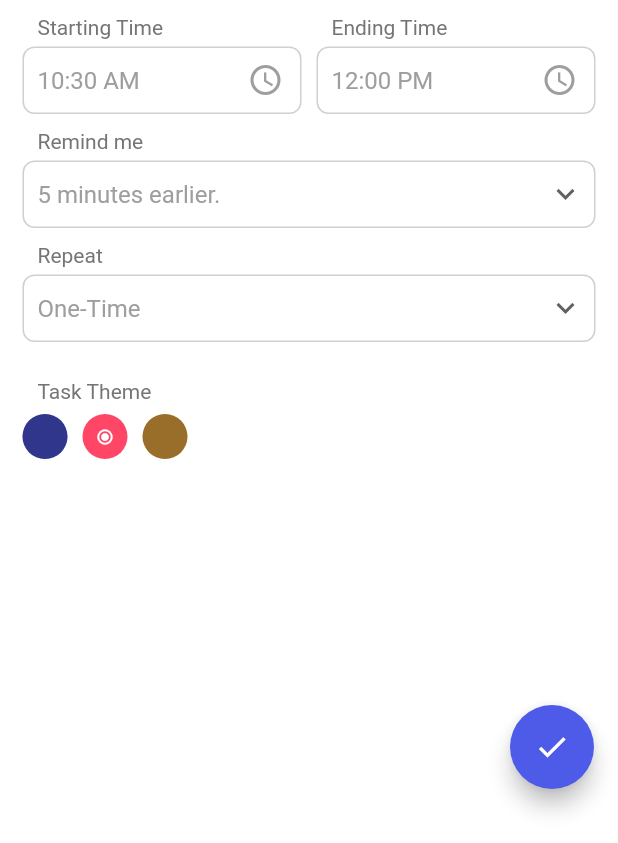
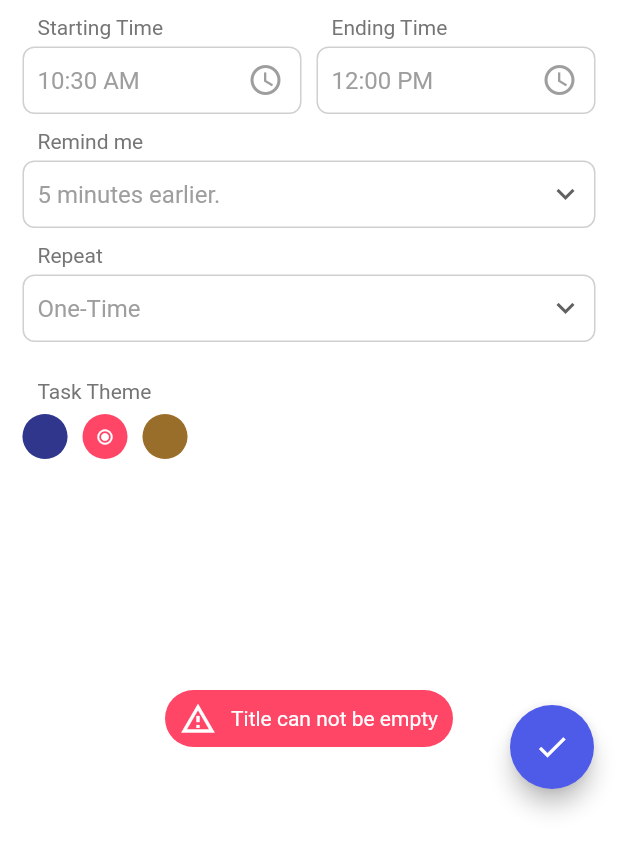
Before and after one commit to yonas-pro/todo_manager, a Flutter app: the AddTaskScreen screen opened directly, after a tap on the "check" icon, on a phone screen of 412 x 824 dp, the part 393-1236 px from its top. Run offline on Flutter 3.47's test engine with Material 2 defaults, Android fonts, the phone set to English and light mode, and no system bars; our stand-ins replace date_picker_timeline, fluttertoast, get, get_storage; accounts and stored records are empty.

Commit message:
build custom_toast_message.dart and data validator

```diff
--- a/lib/screens/add_task_screen.dart
+++ b/lib/screens/add_task_screen.dart
@@ -1,11 +1,13 @@
 import 'dart:math';
 
 import 'package:flutter/material.dart';
+import 'package:fluttertoast/fluttertoast.dart';
 import 'package:get/get.dart';
 import 'package:intl/intl.dart';
 import 'package:todo_manager/constants/app_colors.dart' as my_color;
 import 'package:todo_manager/widgets/custom_app_bar.dart';
 import 'package:todo_manager/widgets/custom_text_field.dart';
+import 'package:todo_manager/widgets/custom_toast_message.dart';
 
 class AddTaskScreen extends StatefulWidget {
   const AddTaskScreen({Key? key}) : super(key: key);
@@ -25,6 +27,14 @@ class _AddTaskScreenState extends State<AddTaskScreen> {
   String selectedRepeatMode = 'One-Time';
   List<String> repeatModeList = ['One-Time', 'Daily', 'Weekly', 'Monthly'];
   int _selectedColor = Random().nextInt(3);
+
+  final toast = FToast();
+
+  @override
+  void initState() {
+    super.initState();
+    toast.init(context);
+  }
 
   @override
   Widget build(BuildContext context) {
@@ -245,5 +255,35 @@ class _AddTaskScreenState extends State<AddTaskScreen> {
     );
   }
 
-  dataValidator() {}
+  dataValidator() async {
+    if (titleController.text.isNotEmpty) {
+      // _addTaskToDB();
+      Get.back();
+      await Future.delayed(const Duration(milliseconds: 600));
+      _showBottomToast(
+        message: 'Task created successfully',
+        icon: Icons.check,
+        color: my_color.blue,
+      );
+    } else if (titleController.text.isEmpty) {
+      _showBottomToast(
+        message: 'Title can not be empty',
+        icon: Icons.warning_amber_outlined,
+        color: my_color.pink,
+      );
+    }
+  }
+
+  _showBottomToast({
+    required String message,
+    required IconData icon,
+    required Color color,
+  }) {
+    toast.showToast(
+      child: CustomToastMessage(message: message, icon: icon, color: color),
+      gravity: ToastGravity.BOTTOM,
+      fadeDuration: 400,
+      toastDuration: const Duration(milliseconds: 1500),
+    );
+  }
 }
--- a/lib/screens/home_screen.dart
+++ b/lib/screens/home_screen.dart
@@ -7,6 +7,7 @@ import 'package:todo_manager/constants/app_styles.dart';
 import 'package:todo_manager/screens/add_task_screen.dart';
 import 'package:todo_manager/services/theme_service.dart';
 import 'package:todo_manager/widgets/custom_app_bar.dart';
+import 'package:todo_manager/widgets/custom_toast_message.dart';
 
 class HomeScreen extends StatefulWidget {
   const HomeScreen({Key? key}) : super(key: key);
@@ -54,33 +55,10 @@ class _HomeScreenState extends State<HomeScreen> {
 
   _showBottomToast(String message, IconData icon, Color color) {
     toast.showToast(
-      child: _buildToast(message, icon, color),
+      child: CustomToastMessage(message: message, icon: icon, color: color),
       gravity: ToastGravity.BOTTOM,
       fadeDuration: 400,
-      toastDuration: const Duration(milliseconds: 1200),
-    );
-  }
-
-  _buildToast(String message, IconData icon, Color color) {
-    return Container(
-      padding: const EdgeInsets.symmetric(horizontal: 10, vertical: 7),
-      decoration: BoxDecoration(
-        color: color,
-        borderRadius: BorderRadius.circular(20),
-      ),
-      child: Row(
-        mainAxisSize: MainAxisSize.min,
-        children: [
-          Icon(icon, color: Get.isDarkMode ? my_color.black : my_color.white),
-          const SizedBox(width: 10),
-          Text(
-            message,
-            style: TextStyle(
-              color: Get.isDarkMode ? my_color.black : my_color.white,
-            ),
-          ),
-        ],
-      ),
+      toastDuration: const Duration(milliseconds: 1500),
     );
   }
 
--- /dev/null
+++ b/lib/widgets/custom_toast_message.dart
@@ -0,0 +1,40 @@
+import 'package:flutter/material.dart';
+import 'package:get/get.dart';
+import 'package:todo_manager/constants/app_colors.dart' as my_color;
+
+class CustomToastMessage extends StatelessWidget {
+  const CustomToastMessage({
+    Key? key,
+    this.message,
+    this.color,
+    this.icon,
+  }) : super(key: key);
+
+  final String? message;
+  final Color? color;
+  final IconData? icon;
+
+  @override
+  Widget build(BuildContext context) {
+    return Container(
+      padding: const EdgeInsets.symmetric(horizontal: 10, vertical: 7),
+      decoration: BoxDecoration(
+        color: color,
+        borderRadius: BorderRadius.circular(20),
+      ),
+      child: Row(
+        mainAxisSize: MainAxisSize.min,
+        children: [
+          Icon(icon, color: Get.isDarkMode ? my_color.black : my_color.white),
+          const SizedBox(width: 10),
+          Text(
+            message ?? '',
+            style: TextStyle(
+              color: Get.isDarkMode ? my_color.black : my_color.white,
+            ),
+          ),
+        ],
+      ),
+    );
+  }
+}
```
